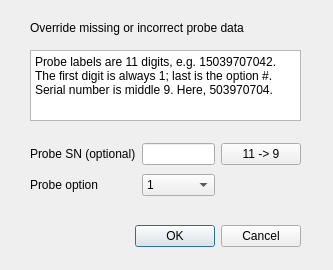
Qt form Forms/IMForceDlg.ui (billkarsh/SpikeGLX) before a commit.
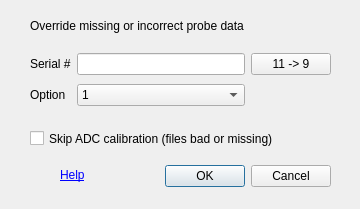
The same form after that commit.

Commit message: More Force enhancements

```diff
--- a/Forms/IMForceDlg.ui
+++ b/Forms/IMForceDlg.ui
@@ -6,8 +6,8 @@
    <rect>
     <x>0</x>
     <y>0</y>
-    <width>333</width>
-    <height>270</height>
+    <width>360</width>
+    <height>209</height>
    </rect>
   </property>
   <property name="windowTitle">
@@ -16,9 +16,9 @@
   <widget class="QDialogButtonBox" name="buttonBox">
    <property name="geometry">
     <rect>
-     <x>30</x>
-     <y>220</y>
-     <width>271</width>
+     <x>140</x>
+     <y>160</y>
+     <width>191</width>
      <height>32</height>
     </rect>
    </property>
@@ -33,9 +33,9 @@
    <property name="geometry">
     <rect>
      <x>30</x>
-     <y>20</y>
+     <y>16</y>
      <width>291</width>
-     <height>16</height>
+     <height>20</height>
     </rect>
    </property>
    <property name="text">
@@ -46,8 +46,8 @@
    <property name="geometry">
     <rect>
      <x>30</x>
-     <y>140</y>
-     <width>271</width>
+     <y>50</y>
+     <width>301</width>
      <height>61</height>
     </rect>
    </property>
@@ -61,7 +61,7 @@
        </sizepolicy>
       </property>
       <property name="text">
-       <string>Probe SN (optional)</string>
+       <string>Serial #</string>
       </property>
      </widget>
     </item>
@@ -81,7 +81,7 @@
        </sizepolicy>
       </property>
       <property name="text">
-       <string>Probe option</string>
+       <string>Option</string>
       </property>
      </widget>
     </item>
@@ -133,28 +133,30 @@
     </item>
    </layout>
   </widget>
-  <widget class="QPlainTextEdit" name="plainTextEdit">
+  <widget class="QCheckBox" name="skipChk">
    <property name="geometry">
     <rect>
      <x>30</x>
-     <y>50</y>
-     <width>271</width>
-     <height>71</height>
+     <y>130</y>
+     <width>301</width>
+     <height>17</height>
     </rect>
    </property>
-   <property name="focusPolicy">
-    <enum>Qt::NoFocus</enum>
+   <property name="text">
+    <string>Skip ADC calibration (files bad or missing)</string>
    </property>
-   <property name="acceptDrops">
-    <bool>false</bool>
+  </widget>
+  <widget class="QLabel" name="helpLbl">
+   <property name="geometry">
+    <rect>
+     <x>60</x>
+     <y>160</y>
+     <width>51</width>
+     <height>31</height>
+    </rect>
    </property>
-   <property name="readOnly">
-    <bool>true</bool>
-   </property>
-   <property name="plainText">
-    <string>Probe labels are 11 digits, e.g. 15039707042.
-The first digit is always 1; last is the option #.
-Serial number is middle 9. Here, 503970704.</string>
+   <property name="text">
+    <string>&lt;html&gt;&lt;head/&gt;&lt;body&gt;&lt;p&gt;&lt;a href=&quot;blah&quot;&gt;&lt;span style=&quot; text-decoration: underline; color:#0000ff;&quot;&gt;Help&lt;/span&gt;&lt;/a&gt;&lt;/p&gt;&lt;/body&gt;&lt;/html&gt;</string>
    </property>
   </widget>
  </widget>
```
Left out of the diff: 6 changed lines with no effect on the pictures. The commit also changes 8 other files.
